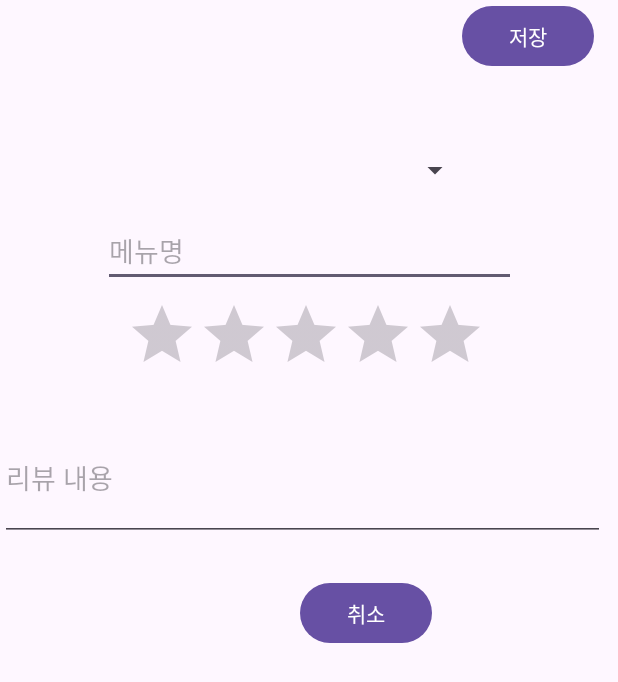
After one commit to suhyun6363/DukbabProject, an Android app: the layout activity_reviewwrite.xml on its own in the app's theme, with its tools: preview values and no code run, on a phone screen of 412 x 824 dp. The commit adds this screen. Shown: the top 682 px of the screen. Run offline under Robolectric (Android 15) with nearby library versions, the phone set to English and light mode, and no system bars.

Commit message:
09271727

```diff
--- a/app/src/main/java/kr/ac/duksung/dukbab_yeeun/LoginActivity.java
+++ b/app/src/main/java/kr/ac/duksung/dukbab/LoginActivity.java
@@ -1,4 +1,4 @@
-package kr.ac.duksung.dukbab_yeeun;
+package kr.ac.duksung.dukbab;
 
 
 import androidx.appcompat.app.AppCompatActivity;
@@ -6,7 +6,6 @@ import android.content.Intent;
 import android.os.Bundle;
 import android.view.View;
 import android.widget.EditText;
-import android.widget.Toast;
 
 public class LoginActivity extends AppCompatActivity {
 
--- a/app/src/main/java/kr/ac/duksung/dukbab_yeeun/MainActivity.java
+++ b/app/src/main/java/kr/ac/duksung/dukbab/MainActivity.java
@@ -1,4 +1,4 @@
-package kr.ac.duksung.dukbab_yeeun;
+package kr.ac.duksung.dukbab;
 
 import androidx.appcompat.app.AppCompatActivity;
 
--- a/app/src/main/java/kr/ac/duksung/dukbab_yeeun/MypageActivity.java
+++ b/app/src/main/java/kr/ac/duksung/dukbab/MypageActivity.java
@@ -1,4 +1,4 @@
-package kr.ac.duksung.dukbab_yeeun;
+package kr.ac.duksung.dukbab;
 
 import androidx.appcompat.app.AlertDialog;
 import androidx.appcompat.app.AppCompatActivity;
@@ -8,7 +8,6 @@ import android.content.Intent;
 import android.os.Bundle;
 import android.view.View;
 import android.widget.TextView;
-import android.widget.Toast;
 
 public class MypageActivity extends AppCompatActivity {
 
--- a/app/src/main/java/kr/ac/duksung/dukbab_yeeun/SignupActivity.java
+++ b/app/src/main/java/kr/ac/duksung/dukbab/SignupActivity.java
@@ -1,9 +1,8 @@
-package kr.ac.duksung.dukbab_yeeun;
+package kr.ac.duksung.dukbab;
 import androidx.appcompat.app.AppCompatActivity;
 
 import android.os.Bundle;
 import android.view.View;
-import android.widget.Button;
 import android.widget.EditText;
 import android.widget.Toast;
 import android.content.Intent;
--- a/app/src/main/res/layout/activity_menu.xml
+++ b/app/src/main/res/layout/activity_menu.xml
@@ -68,6 +68,7 @@
             android:layout_width="0dp"
             android:layout_height="wrap_content"
             android:layout_weight="1"
+            android:onClick="onReviewClick"
             android:text="리뷰" />
 
         <!-- 찜 버튼 -->
--- /dev/null
+++ b/app/src/main/res/layout/activity_reviewwrite.xml
@@ -0,0 +1,75 @@
+<?xml version="1.0" encoding="utf-8"?>
+<androidx.constraintlayout.widget.ConstraintLayout xmlns:android="http://schemas.android.com/apk/res/android"
+    xmlns:app="http://schemas.android.com/apk/res-auto"
+    xmlns:tools="http://schemas.android.com/tools"
+    android:layout_width="match_parent"
+    android:layout_height="match_parent"
+    tools:context=".ReviewwriteActivity">
+
+
+    <!-- 음식점명 선택 Spinner -->
+
+
+    <Button
+        android:id="@+id/save_button"
+        android:layout_width="wrap_content"
+        android:layout_height="wrap_content"
+        android:layout_marginEnd="16dp"
+        android:layout_marginTop="24dp"
+        android:text="저장"
+        app:layout_constraintEnd_toEndOf="parent"
+        tools:layout_editor_absoluteY="385dp" />
+
+    <Button
+        android:id="@+id/cancel_button"
+        android:layout_width="wrap_content"
+        android:layout_height="wrap_content"
+        android:layout_marginTop="24dp"
+        android:layout_marginEnd="124dp"
+        android:text="취소"
+        app:layout_constraintEnd_toEndOf="parent"
+        app:layout_constraintTop_toBottomOf="@+id/reviewContentEditText"
+         />
+
+    <Spinner
+        android:id="@+id/restaurantSpinner"
+        android:layout_width="215dp"
+        android:layout_height="27dp"
+        android:layout_marginTop="100dp"
+        app:layout_constraintEnd_toEndOf="parent"
+        app:layout_constraintStart_toStartOf="parent"
+        app:layout_constraintTop_toTopOf="parent" />
+
+
+    <EditText
+        android:id="@+id/menuNameEditText"
+        android:layout_width="275dp"
+        android:layout_height="44dp"
+        android:layout_marginTop="20dp"
+        android:hint="메뉴명"
+        app:layout_constraintEnd_toEndOf="parent"
+        app:layout_constraintStart_toStartOf="parent"
+        app:layout_constraintTop_toBottomOf="@+id/restaurantSpinner" />
+
+    <RatingBar
+        android:id="@+id/ratingBar"
+        android:layout_width="wrap_content"
+        android:layout_height="wrap_content"
+        android:layout_marginStart="84dp"
+        android:layout_marginTop="8dp"
+        app:layout_constraintStart_toStartOf="parent"
+        app:layout_constraintTop_toBottomOf="@+id/menuNameEditText" />
+
+    <EditText
+        android:id="@+id/reviewContentEditText"
+        android:layout_width="403dp"
+        android:layout_height="84dp"
+        android:layout_marginTop="20dp"
+        android:hint="리뷰 내용"
+        app:layout_constraintEnd_toEndOf="parent"
+        app:layout_constraintHorizontal_bias="0.0"
+        app:layout_constraintStart_toStartOf="parent"
+        app:layout_constraintTop_toBottomOf="@+id/ratingBar" />
+
+
+</androidx.constraintlayout.widget.ConstraintLayout>
--- a/settings.gradle
+++ b/settings.gradle
@@ -13,5 +13,5 @@ dependencyResolutionManagement {
     }
 }
 
-rootProject.name = "dukbab_yeeun"
+rootProject.name = "dukbab"
 include ':app'
```
Also changed, not shown: app/build.gradle (+4 -4 lines), app/src/main/AndroidManifest.xml (+9 -5 lines), app/src/main/java/kr/ac/duksung/dukbab/MenuActivity.java (renamed from app/src/main/java/kr/ac/duksung/dukbab_yeeun/MenuActivity.java, +8 -2 lines), app/src/main/java/kr/ac/duksung/dukbab/ReviewActivity.java (added, +34 -0 lines), app/src/main/java/kr/ac/duksung/dukbab/ReviewwriteActivity.java (added, +69 -0 lines), app/src/main/res/layout/activity_review.xml (added, +32 -0 lines), 4 other files.
